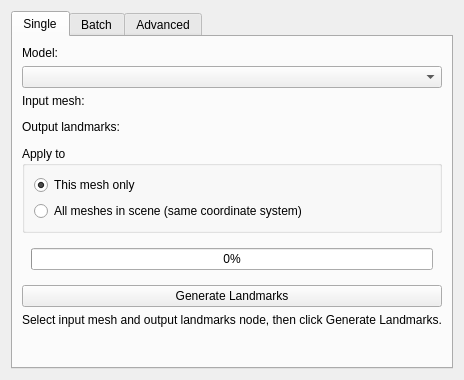
Before: the Qt Designer form AutomatedLandmarking/Resources/UI/AutomatedLandmarking.ui in alexandrecontreras/SlicerBioFace3DLandmarking, drawn with Qt 5.
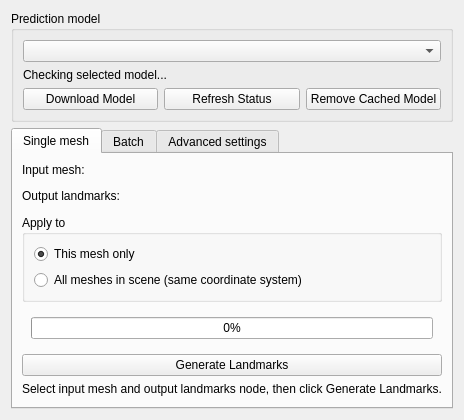
After: the same form once the commit is applied. Custom widgets are drawn as their Qt base class.

Commit message: enhanced AutomatedLandmarking module with model management features

```diff
--- a/AutomatedLandmarking/Resources/UI/AutomatedLandmarking.ui
+++ b/AutomatedLandmarking/Resources/UI/AutomatedLandmarking.ui
@@ -6,11 +6,62 @@
    <rect>
     <x>0</x>
     <y>0</y>
-    <width>325</width>
-    <height>380</height>
+    <width>415</width>
+    <height>393</height>
    </rect>
   </property>
   <layout class="QVBoxLayout" name="verticalLayout">
+   <item>
+    <widget class="QGroupBox" name="sharedModelGroupBox">
+     <property name="title">
+      <string>Prediction model</string>
+     </property>
+     <layout class="QVBoxLayout" name="sharedModelLayout">
+      <item>
+       <widget class="QComboBox" name="modelSelector">
+        <property name="toolTip">
+         <string>Select the landmark model used by both Single and Batch prediction.</string>
+        </property>
+       </widget>
+      </item>
+      <item>
+       <widget class="QLabel" name="modelStatusLabel">
+        <property name="text">
+         <string>Checking selected model...</string>
+        </property>
+        <property name="wordWrap">
+         <bool>true</bool>
+        </property>
+       </widget>
+      </item>
+      <item>
+       <layout class="QHBoxLayout" name="sharedModelActionsLayout">
+        <item>
+         <widget class="QPushButton" name="downloadSelectedModelButton">
+          <property name="text">
+           <string>Download Model</string>
+          </property>
+         </widget>
+        </item>
+        <item>
+         <widget class="QPushButton" name="refreshModelStatusButton">
+          <property name="text">
+           <string>Refresh Status</string>
+          </property>
+         </widget>
+        </item>
+        <item>
+         <widget class="QPushButton" name="removeCachedModelButton">
+          <property name="text">
+           <string>Remove Cached Model</string>
+          </property>
+         </widget>
+        </item>
+       </layout>
+      </item>
+     </layout>
+    </widget>
+   </item>
    <item>
     <widget class="QTabWidget" name="mainTabWidget">
      <property name="currentIndex">
@@ -18,26 +69,9 @@
      </property>
      <widget class="QWidget" name="singleTab">
       <attribute name="title">
-       <string>Single</string>
+       <string>Single mesh</string>
       </attribute>
       <layout class="QVBoxLayout" name="singleTabLayout">
-       <item>
-        <widget class="QLabel" name="modelSelectorLabel">
-         <property name="text">
-          <string>Model:</string>
-         </property>
-         <property name="toolTip">
-          <string>BioFace3D landmark model. 21Landmarks_25views is the default for facial meshes.</string>
-         </property>
-        </widget>
-       </item>
-       <item>
-        <widget class="QComboBox" name="modelSelector">
-         <property name="toolTip">
-          <string>Select the landmark model. More landmarks = more detail but slower.</string>
-         </property>
-        </widget>
-       </item>
        <item>
         <widget class="QLabel" name="inputModelLabel">
          <property name="text">
@@ -306,7 +340,7 @@
      </widget>
      <widget class="QWidget" name="advancedTab">
       <attribute name="title">
-       <string>Advanced</string>
+       <string>Advanced settings</string>
       </attribute>
       <layout class="QVBoxLayout" name="advancedTabLayout">
        <item>
@@ -437,6 +471,11 @@
   </layout>
  </widget>
  <customwidgets>
+  <customwidget>
+   <class>ctkPathLineEdit</class>
+   <extends>QWidget</extends>
+   <header>ctkPathLineEdit.h</header>
+  </customwidget>
   <customwidget>
    <class>qMRMLNodeComboBox</class>
    <extends>QWidget</extends>
@@ -448,11 +487,6 @@
    <header>qMRMLWidget.h</header>
    <container>1</container>
   </customwidget>
-  <customwidget>
-   <class>ctkPathLineEdit</class>
-   <extends>QWidget</extends>
-   <header>ctkPathLineEdit.h</header>
-  </customwidget>
  </customwidgets>
  <resources/>
  <connections>
```
Left out of the diff: 80 changed lines with no effect on the pictures. The commit also changes 3 other files.
